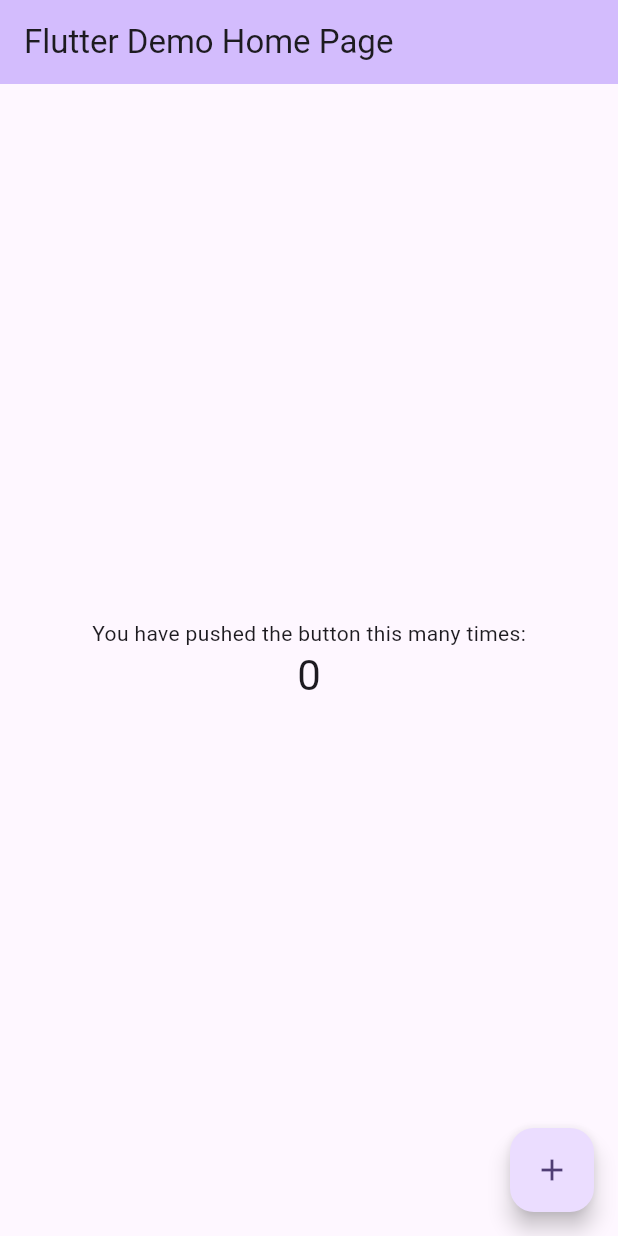
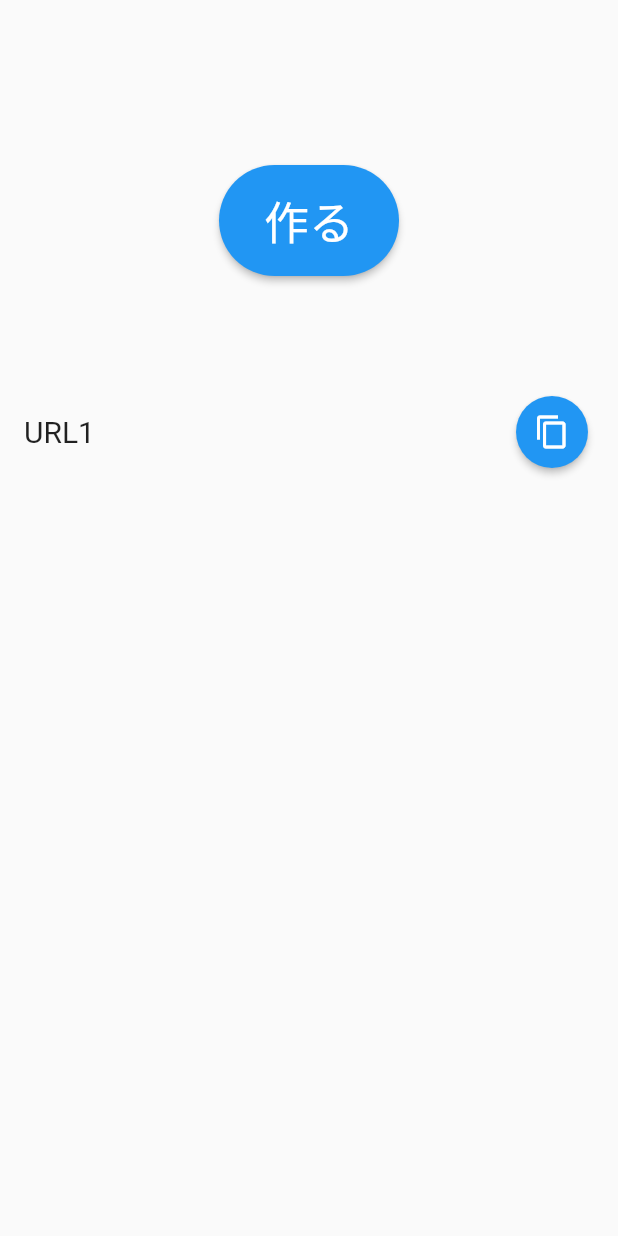
Before and after one commit to watnows/hackathon-2003-TeamE, a Flutter app: the screen it shows after launch, on a phone screen of 412 x 824 dp. Run offline on Flutter 3.47's test engine with Material 2 defaults, Android fonts, the phone set to English and light mode, and no system bars.

Commit message:
ホームページと情報入力画面の途中まで

```diff
--- /dev/null
+++ b/pigon/lib/home_page.dart
@@ -0,0 +1,73 @@
+import 'package:flutter/material.dart';
+import 'package:flutter/services.dart';
+import 'input_information.dart';
+
+class CopyButtonExample extends StatelessWidget {
+  void _copyToClipboard(BuildContext context) {
+    Clipboard.setData(const ClipboardData(text: "URL1")); // "URL"テキストをクリップボードにコピー
+    ScaffoldMessenger.of(context).showSnackBar(
+      const SnackBar(
+        content: Text('コピー完了'),
+      ),
+    );
+  }
+
+  void _createButtonPressed(BuildContext context) {
+    Navigator.push(
+      context,
+      MaterialPageRoute(builder: (context) => InputFormScreen()),
+    );
+  }
+
+  @override
+  Widget build(BuildContext context) {
+    return Scaffold(
+      body: Padding(
+        padding: const EdgeInsets.fromLTRB(16.0, 50.0, 16.0, 16.0), // 上部の余白を追加
+        child: Column(
+          children: [
+            const SizedBox(height: 60),
+            ElevatedButton(
+              onPressed: () => _createButtonPressed(context),
+              style: ElevatedButton.styleFrom(
+                shape: const StadiumBorder(), // ボタンの形状を楕円形にします
+                padding: const EdgeInsets.symmetric(horizontal: 30, vertical: 15), // 横と縦のパディングを適切に調整します
+                ),
+              child: const Text(
+                '作る',
+                style: TextStyle(
+                  fontSize: 30,
+                  ),
+              ),
+
+            ),
+
+            const SizedBox(height: 80),
+            Row(
+              children: [
+                const Expanded(
+                  child: Text(
+                    'URL1',
+                    style: TextStyle(
+                      fontSize: 20,
+                    )
+                  ),
+                ),
+                const SizedBox(width: 10),
+                ElevatedButton(
+                  onPressed: () => _copyToClipboard(context),
+                  style: ElevatedButton.styleFrom(
+                    foregroundColor: Colors.black,
+                    shape: const CircleBorder(), // ボタンの形を円に設定
+                    minimumSize: const Size(48, 48), // ボタンの最小サイズを設定（必要に応じて調整）
+                    ),
+                child: const Icon(Icons.content_copy, color: Colors.white), // テキストの代わりにコピーのアイコンを使用し、色を白に設定
+                ),
+              ]
+            ),
+          ],
+        ),
+      ),
+    );
+  }
+}
--- a/pigon/lib/main.dart
+++ b/pigon/lib/main.dart
@@ -1,125 +1,15 @@
 import 'package:flutter/material.dart';
+import 'home_page.dart';
 
 void main() {
-  runApp(const MyApp());
+  runApp(MyApp());
 }
 
 class MyApp extends StatelessWidget {
-  const MyApp({super.key});
-
-  // This widget is the root of your application.
   @override
   Widget build(BuildContext context) {
     return MaterialApp(
-      title: 'Flutter Demo',
-      theme: ThemeData(
-        // This is the theme of your application.
-        //
-        // TRY THIS: Try running your application with "flutter run". You'll see
-        // the application has a blue toolbar. Then, without quitting the app,
-        // try changing the seedColor in the colorScheme below to Colors.green
-        // and then invoke "hot reload" (save your changes or press the "hot
-        // reload" button in a Flutter-supported IDE, or press "r" if you used
-        // the command line to start the app).
-        //
-        // Notice that the counter didn't reset back to zero; the application
-        // state is not lost during the reload. To reset the state, use hot
-        // restart instead.
-        //
-        // This works for code too, not just values: Most code changes can be
-        // tested with just a hot reload.
-        colorScheme: ColorScheme.fromSeed(seedColor: Colors.deepPurple),
-        useMaterial3: true,
-      ),
-      home: const MyHomePage(title: 'Flutter Demo Home Page'),
+      home: CopyButtonExample(),
     );
   }
 }
-
-class MyHomePage extends StatefulWidget {
-  const MyHomePage({super.key, required this.title});
-
-  // This widget is the home page of your application. It is stateful, meaning
-  // that it has a State object (defined below) that contains fields that affect
-  // how it looks.
-
-  // This class is the configuration for the state. It holds the values (in this
-  // case the title) provided by the parent (in this case the App widget) and
-  // used by the build method of the State. Fields in a Widget subclass are
-  // always marked "final".
-
-  final String title;
-
-  @override
-  State<MyHomePage> createState() => _MyHomePageState();
-}
-
-class _MyHomePageState extends State<MyHomePage> {
-  int _counter = 0;
-
-  void _incrementCounter() {
-    setState(() {
-      // This call to setState tells the Flutter framework that something has
-      // changed in this State, which causes it to rerun the build method below
-      // so that the display can reflect the updated values. If we changed
-      // _counter without calling setState(), then the build method would not be
-      // called again, and so nothing would appear to happen.
-      _counter++;
-    });
-  }
-
-  @override
-  Widget build(BuildContext context) {
-    // This method is rerun every time setState is called, for instance as done
-    // by the _incrementCounter method above.
-    //
-    // The Flutter framework has been optimized to make rerunning build methods
-    // fast, so that you can just rebuild anything that needs updating rather
-    // than having to individually change instances of widgets.
-    return Scaffold(
-      appBar: AppBar(
-        // TRY THIS: Try changing the color here to a specific color (to
-        // Colors.amber, perhaps?) and trigger a hot reload to see the AppBar
-        // change color while the other colors stay the same.
-        backgroundColor: Theme.of(context).colorScheme.inversePrimary,
-        // Here we take the value from the MyHomePage object that was created by
-        // the App.build method, and use it to set our appbar title.
-        title: Text(widget.title),
-      ),
-      body: Center(
-        // Center is a layout widget. It takes a single child and positions it
-        // in the middle of the parent.
-        child: Column(
-          // Column is also a layout widget. It takes a list of children and
-          // arranges them vertically. By default, it sizes itself to fit its
-          // children horizontally, and tries to be as tall as its parent.
-          //
-          // Column has various properties to control how it sizes itself and
-          // how it positions its children. Here we use mainAxisAlignment to
-          // center the children vertically; the main axis here is the vertical
-          // axis because Columns are vertical (the cross axis would be
-          // horizontal).
-          //
-          // TRY THIS: Invoke "debug painting" (choose the "Toggle Debug Paint"
-          // action in the IDE, or press "p" in the console), to see the
-          // wireframe for each widget.
-          mainAxisAlignment: MainAxisAlignment.center,
-          children: <Widget>[
-            const Text(
-              'You have pushed the button this many times:',
-            ),
-            Text(
-              '$_counter',
-              style: Theme.of(context).textTheme.headlineMedium,
-            ),
-          ],
-        ),
-      ),
-      floatingActionButton: FloatingActionButton(
-        onPressed: _incrementCounter,
-        tooltip: 'Increment',
-        child: const Icon(Icons.add),
-      ), // This trailing comma makes auto-formatting nicer for build methods.
-    );
-  }
-}
```
Also changed, not shown: pigon/lib/input_information.dart (added, +46 -0 lines), 1 other file.
